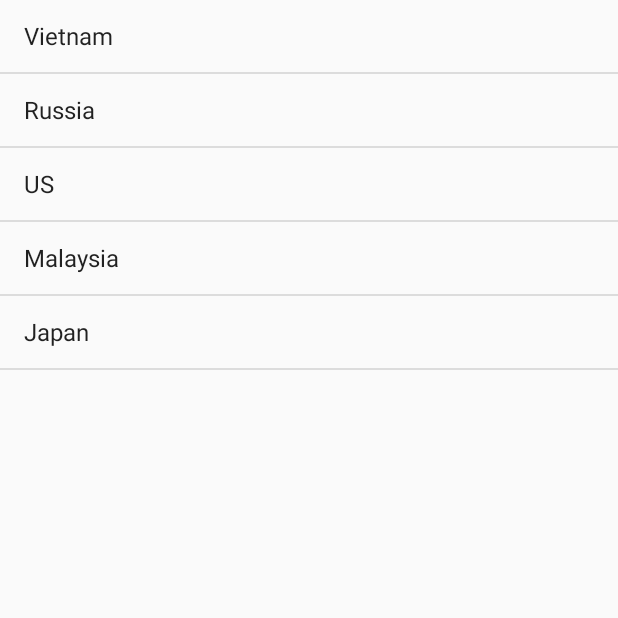
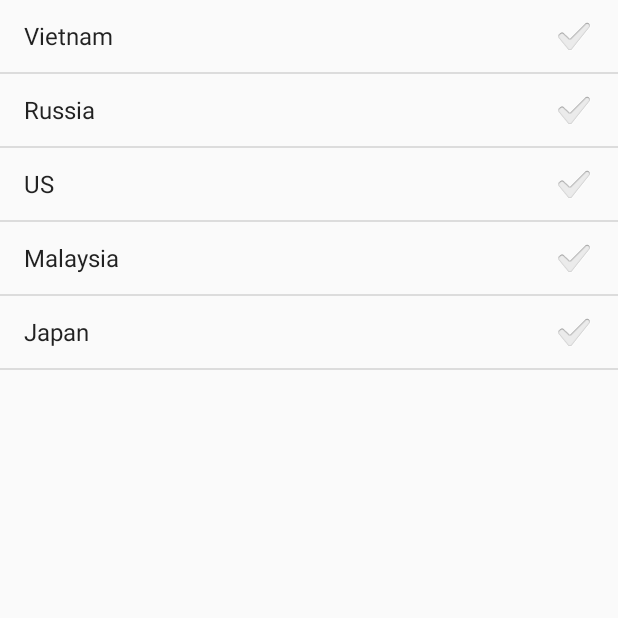
Before and after one commit to thaingo/AndroidAppTraining, an Android app: the screen it shows after launch (MainActivity), on a phone screen of 412 x 824 dp, the top half of it. Run offline under Robolectric (Android 15) with nearby library versions, the phone set to English and light mode, and no system bars.

```diff
--- a/app/src/main/java/com/example/thaingo/myapplication/MainActivity.java
+++ b/app/src/main/java/com/example/thaingo/myapplication/MainActivity.java
@@ -6,28 +6,25 @@ import android.view.View;
 import android.widget.AdapterView;
 import android.widget.ArrayAdapter;
 import android.widget.ListAdapter;
+import android.widget.ListView;
 import android.widget.TextView;
 import android.widget.Toast;
 
 
 public class MainActivity extends ListActivity {
-  /*ListView listView;
-  String[] countries = new String[]{"Vietnam", "Russia", "US", "Malaysia", "Japan"};*/
-  /*int[] flagId =
-      new int[]{R.drawable.flag_vn, R.drawable.flag_ru, R.drawable.flag_us, R.drawable.flag_my, R.drawable.flag_jp};*/
 
   @Override
   protected void onCreate(Bundle savedInstanceState) {
     super.onCreate(savedInstanceState);
     String[] countries = new String[]{"Vietnam", "Russia", "US", "Malaysia", "Japan"};
 
-   /* setContentView(R.layout.activity_main);
-    listView = findViewById(R.id.listCountries);*/
+    ListView listView = getListView();
 
+    listView.setChoiceMode(ListView.CHOICE_MODE_MULTIPLE);
     ListAdapter countriesAdapter =
-        new ArrayAdapter<String>(this, android.R.layout.simple_list_item_1, countries);
-    setListAdapter(countriesAdapter);
-    getListView().setOnItemClickListener(new AdapterView.OnItemClickListener() {
+        new ArrayAdapter<String>(this, android.R.layout.simple_list_item_checked, countries);
+    listView.setAdapter(countriesAdapter);
+    listView.setOnItemClickListener(new AdapterView.OnItemClickListener() {
       @Override
       public void onItemClick(AdapterView<?> parent, View view, int position, long id) {
         String s = ((TextView) view).getText() + " " + position;
```
